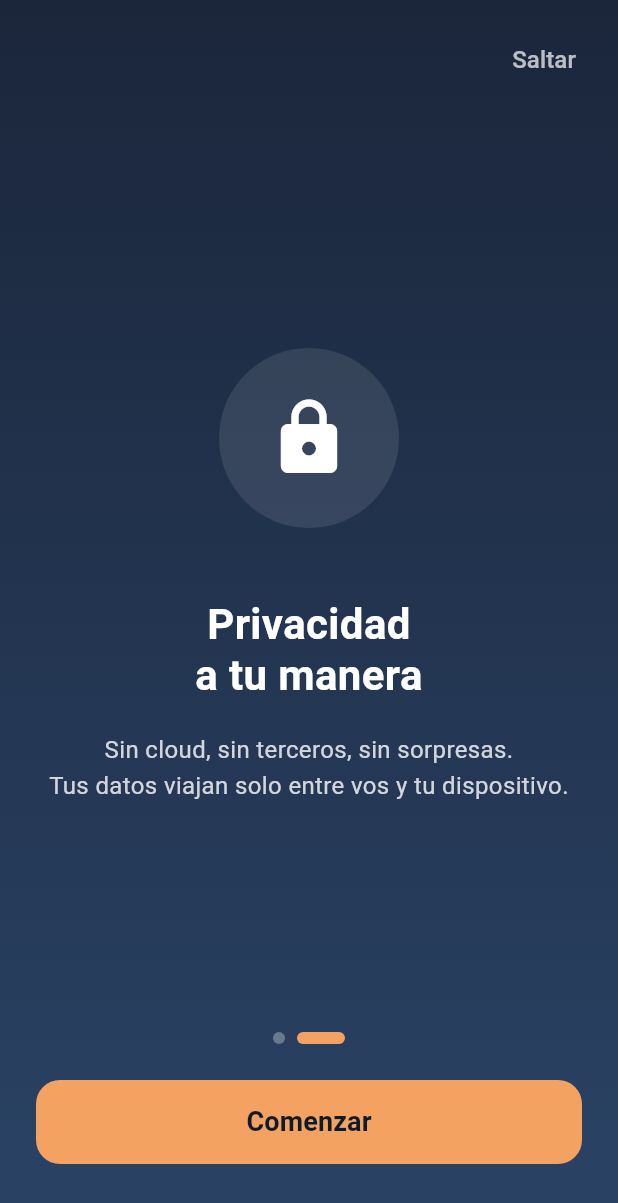
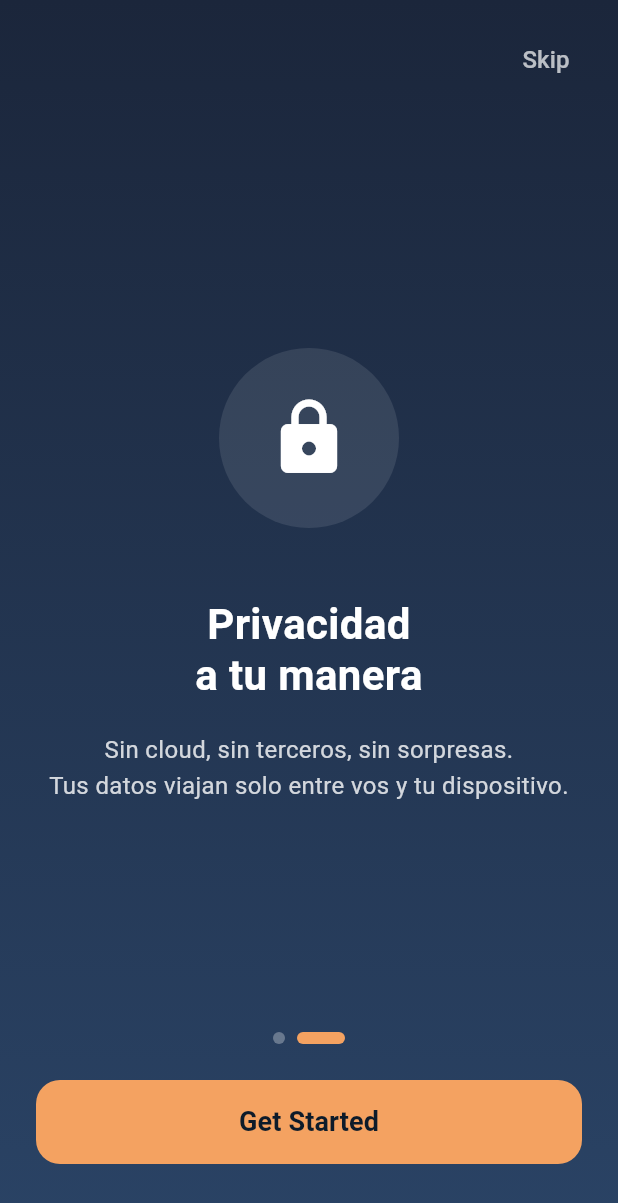
Before and after one commit to DraVoryn/arcas, a Flutter app: the screen it shows after launch, swiped to page 2, on a phone screen of 412 x 824 dp. Shown: the top 1203 px of the screen. Run offline on Flutter 3.47's test engine with Material 3 defaults, Android fonts, the light colour scheme and no system bars; our stand-ins replace drift, flutter_riverpod, flutter_secure_storage, go_router, in_app_purchase, local_auth and 1 more; accounts and stored records are empty; generated files the repository leaves out were written again.

Commit message:
Agrega localizacion a pantallas de autenticacion y navegacion
- lock_screen.dart con l10n
- onboarding_screen.dart con l10n
- pin_setup_screen.dart con l10n
- biometric_setup_screen.dart con l10n
- NavigationBar ahora usa l10n para labels
- 29 nuevas keys de traduccion

```diff
--- a/lib/auth/onboarding_screen.dart
+++ b/lib/auth/onboarding_screen.dart
@@ -2,6 +2,7 @@ import 'package:flutter/material.dart';
 import 'package:flutter_riverpod/flutter_riverpod.dart';
 import 'package:go_router/go_router.dart';
 import 'package:arcas/providers/auth_provider.dart';
+import 'package:arcas/l10n/app_localizations.dart';
 
 /// Pantalla de onboarding para nuevos usuarios.
 ///
@@ -83,6 +84,7 @@ class _OnboardingScreenState extends ConsumerState<OnboardingScreen> {
 
   @override
   Widget build(BuildContext context) {
+    final l10n = AppLocalizations.of(context)!;
     return Scaffold(
       body: Container(
         decoration: BoxDecoration(
@@ -106,7 +108,7 @@ class _OnboardingScreenState extends ConsumerState<OnboardingScreen> {
                   child: TextButton(
                     onPressed: _completeOnboarding,
                     child: Text(
-                      'Saltar',
+                      l10n.skip,
                       style: TextStyle(
                         color: Colors.white.withValues(alpha: 0.7),
                         fontSize: 16,
@@ -160,8 +162,8 @@ class _OnboardingScreenState extends ConsumerState<OnboardingScreen> {
                     ),
                     child: Text(
                       _currentPage == _slides.length - 1
-                          ? 'Comenzar'
-                          : 'Siguiente',
+                          ? l10n.getStarted
+                          : l10n.next,
                       style: const TextStyle(
                         fontSize: 18,
                         fontWeight: FontWeight.w600,
--- a/lib/l10n/app_localizations.dart
+++ b/lib/l10n/app_localizations.dart
@@ -751,6 +751,222 @@ abstract class AppLocalizations {
   /// In es, this message translates to:
   /// **'Gestionar en Tienda'**
   String get manageInStore;
+
+  /// No description provided for @appLocked.
+  ///
+  /// In es, this message translates to:
+  /// **'Arcas esta bloqueado'**
+  String get appLocked;
+
+  /// No description provided for @enterPinToContinue.
+  ///
+  /// In es, this message translates to:
+  /// **'Ingresa tu PIN para continuar'**
+  String get enterPinToContinue;
+
+  /// No description provided for @attemptsRemaining.
+  ///
+  /// In es, this message translates to:
+  /// **'Intentos restantes: {count}'**
+  String attemptsRemaining(int count);
+
+  /// No description provided for @forgotPin.
+  ///
+  /// In es, this message translates to:
+  /// **'¿Olvidaste tu PIN?'**
+  String get forgotPin;
+
+  /// No description provided for @tooManyAttempts.
+  ///
+  /// In es, this message translates to:
+  /// **'Demasiados intentos. Usa \'Olvidaste mi PIN\' para reiniciar.'**
+  String get tooManyAttempts;
+
+  /// No description provided for @fingerprint.
+  ///
+  /// In es, this message translates to:
+  /// **'Huella digital'**
+  String get fingerprint;
+
+  /// No description provided for @faceId.
+  ///
+  /// In es, this message translates to:
+  /// **'Face ID'**
+  String get faceId;
+
+  /// No description provided for @usePin.
+  ///
+  /// In es, this message translates to:
+  /// **'Usar PIN'**
+  String get usePin;
+
+  /// No description provided for @skip.
+  ///
+  /// In es, this message translates to:
+  /// **'Saltar'**
+  String get skip;
+
+  /// No description provided for @next.
+  ///
+  /// In es, this message translates to:
+  /// **'Siguiente'**
+  String get next;
+
+  /// No description provided for @getStarted.
+  ///
+  /// In es, this message translates to:
+  /// **'Comenzar'**
+  String get getStarted;
+
+  /// No description provided for @onboardingTitle1.
+  ///
+  /// In es, this message translates to:
+  /// **'Control total,\nsin complicaciones'**
+  String get onboardingTitle1;
+
+  /// No description provided for @onboardingDesc1.
+  ///
+  /// In es, this message translates to:
+  /// **'Registra tus ingresos y gastos de forma simple.\nTu informacion, solo en tu telefono.'**
+  String get onboardingDesc1;
+
+  /// No description provided for @onboardingTitle2.
+  ///
+  /// In es, this message translates to:
+  /// **'Privacidad\na tu manera'**
+  String get onboardingTitle2;
+
+  /// No description provided for @onboardingDesc2.
+  ///
+  /// In es, this message translates to:
+  /// **'Sin cloud, sin terceros, sin sorpresas.\nTus datos viajan solo entre vos y tu dispositivo.'**
+  String get onboardingDesc2;
+
+  /// No description provided for @createPin.
+  ///
+  /// In es, this message translates to:
+  /// **'Crea tu PIN'**
+  String get createPin;
+
+  /// No description provided for @confirmPin.
+  ///
+  /// In es, this message translates to:
+  /// **'Confirma tu PIN'**
+  String get confirmPin;
+
+  /// No description provided for @enterFourDigitPin.
+  ///
+  /// In es, this message translates to:
+  /// **'Ingresa un PIN de 4-6 digitos'**
+  String get enterFourDigitPin;
+
+  /// No description provided for @confirmYourPin.
+  ///
+  /// In es, this message translates to:
+  /// **'Ingresa el mismo PIN nuevamente'**
+  String get confirmYourPin;
+
+  /// No description provided for @pinProtectionHint.
+  ///
+  /// In es, this message translates to:
+  /// **'Este codigo protegera tus datos'**
+  String get pinProtectionHint;
+
+  /// No description provided for @pinsDoNotMatch.
+  ///
+  /// In es, this message translates to:
+  /// **'Los PINs no coinciden. Intenta de nuevo.'**
+  String get pinsDoNotMatch;
+
+  /// No description provided for @pinTooWeak.
+  ///
+  /// In es, this message translates to:
+  /// **'PIN muy debil'**
+  String get pinTooWeak;
+
+  /// No description provided for @pinWeakAdvice.
+  ///
+  /// In es, this message translates to:
+  /// **'Evita usar fechas o numeros consecutivos'**
+  String get pinWeakAdvice;
+
+  /// No description provided for @enableBiometric.
+  ///
+  /// In es, this message translates to:
+  /// **'Activar biometria'**
+  String get enableBiometric;
+
+  /// No description provided for @useBiometricToUnlock.
+  ///
+  /// In es, this message translates to:
+  /// **'Desbloquea Arcas con solo\ntu {biometricType}'**
+  String useBiometricToUnlock(String biometricType);
+
+  /// No description provided for @enable.
+  ///
+  /// In es, this message translates to:
+  /// **'Activar'**
+  String get enable;
+
+  /// No description provided for @forgotPinResetWarning.
+  ///
+  /// In es, this message translates to:
+  /// **'Si reinicias la app, vas a perder el PIN y toda la configuracion. Vas a tener que configurar todo de nuevo.'**
+  String get forgotPinResetWarning;
+
+  /// No description provided for @resetApp.
+  ///
+  /// In es, this message translates to:
+  /// **'Reiniciar app'**
+  String get resetApp;
+
+  /// No description provided for @biometricFaster.
+  ///
+  /// In es, this message translates to:
+  /// **'Mas rapido'**
+  String get biometricFaster;
+
+  /// No description provided for @biometricFasterDesc.
+  ///
+  /// In es, this message translates to:
+  /// **'Accede al instante'**
+  String get biometricFasterDesc;
+
+  /// No description provided for @biometricSafer.
+  ///
+  /// In es, this message translates to:
+  /// **'Mas seguro'**
+  String get biometricSafer;
+
+  /// No description provided for @biometricSaferDesc.
+  ///
+  /// In es, this message translates to:
+  /// **'Datos unicos de tu dispositivo'**
+  String get biometricSaferDesc;
+
+  /// No description provided for @biometricEasier.
+  ///
+  /// In es, this message translates to:
+  /// **'Mas facil'**
+  String get biometricEasier;
+
+  /// No description provided for @biometricEasierDesc.
+  ///
+  /// In es, this message translates to:
+  /// **'Sin recordar contrasenas'**
+  String get biometricEasierDesc;
+
+  /// No description provided for @skipForNow.
+  ///
+  /// In es, this message translates to:
+  /// **'Omitir por ahora'**
+  String get skipForNow;
+
+  /// No description provided for @biometricEnableError.
+  ///
+  /// In es, this message translates to:
+  /// **'No se pudo activar. Podes intentar mas tarde.'**
+  String get biometricEnableError;
 }
 
 class _AppLocalizationsDelegate
--- a/lib/l10n/app_localizations_en.dart
+++ b/lib/l10n/app_localizations_en.dart
@@ -338,4 +338,121 @@ class AppLocalizationsEn extends AppLocalizations {
 
   @override
   String get manageInStore => 'Manage in Store';
+
+  @override
+  String get appLocked => 'Arcas is locked';
+
+  @override
+  String get enterPinToContinue => 'Enter your PIN to continue';
+
+  @override
+  String attemptsRemaining(int count) {
+    return 'Attempts remaining: $count';
+  }
+
+  @override
+  String get forgotPin => 'Forgot your PIN?';
+
+  @override
+  String get tooManyAttempts =>
+      'Too many attempts. Use \'Forgot PIN\' to reset.';
+
+  @override
+  String get fingerprint => 'Fingerprint';
+
+  @override
+  String get faceId => 'Face ID';
+
+  @override
+  String get usePin => 'Use PIN';
+
+  @override
+  String get skip => 'Skip';
+
+  @override
+  String get next => 'Next';
+
+  @override
+  String get getStarted => 'Get Started';
+
+  @override
+  String get onboardingTitle1 => 'Full control,\nno complications';
+
+  @override
+  String get onboardingDesc1 =>
+      'Record your income and expenses easily.\nYour info, only on your phone.';
+
+  @override
+  String get onboardingTitle2 => 'Privacy\non your terms';
+
+  @override
+  String get onboardingDesc2 =>
+      'No cloud, no third parties, no surprises.\nYour data travels only between you and your device.';
+
+  @override
+  String get createPin => 'Create your PIN';
+
+  @override
+  String get confirmPin => 'Confirm your PIN';
+
+  @override
+  String get enterFourDigitPin => 'Enter a 4-6 digit PIN';
+
+  @override
+  String get confirmYourPin => 'Enter the same PIN again';
+
+  @override
+  String get pinProtectionHint => 'This code will protect your data';
+
+  @override
+  String get pinsDoNotMatch => 'PINs don\'t match. Try again.';
+
+  @override
+  String get pinTooWeak => 'PIN too weak';
+
+  @override
+  String get pinWeakAdvice => 'Avoid using dates or consecutive numbers';
+
+  @override
+  String get enableBiometric => 'Enable biometrics';
+
+  @override
+  String useBiometricToUnlock(String biometricType) {
+    return 'Unlock Arcas with just\nyour $biometricType';
+  }
+
+  @override
+  String get enable => 'Enable';
+
+  @override
+  String get forgotPinResetWarning =>
+      'If you reset the app, you\'ll lose the PIN and all configuration. You\'ll have to set everything up again.';
+
+  @override
+  String get resetApp => 'Reset app';
+
+  @override
+  String get biometricFaster => 'Faster';
+
+  @override
+  String get biometricFasterDesc => 'Access instantly';
+
+  @override
+  String get biometricSafer => 'Safer';
+
+  @override
+  String get biometricSaferDesc => 'Unique data from your device';
+
+  @override
+  String get biometricEasier => 'Easier';
+
+  @override
+  String get biometricEasierDesc => 'No passwords to remember';
+
+  @override
+  String get skipForNow => 'Skip for now';
+
+  @override
+  String get biometricEnableError =>
+      'Could not enable. You can try again later.';
 }
--- a/lib/l10n/app_localizations_es.dart
+++ b/lib/l10n/app_localizations_es.dart
@@ -337,4 +337,121 @@ class AppLocalizationsEs extends AppLocalizations {
 
   @override
   String get manageInStore => 'Gestionar en Tienda';
+
+  @override
+  String get appLocked => 'Arcas esta bloqueado';
+
+  @override
+  String get enterPinToContinue => 'Ingresa tu PIN para continuar';
+
+  @override
+  String attemptsRemaining(int count) {
+    return 'Intentos restantes: $count';
+  }
+
+  @override
+  String get forgotPin => '¿Olvidaste tu PIN?';
+
+  @override
+  String get tooManyAttempts =>
+      'Demasiados intentos. Usa \'Olvidaste mi PIN\' para reiniciar.';
+
+  @override
+  String get fingerprint => 'Huella digital';
+
+  @override
+  String get faceId => 'Face ID';
+
+  @override
+  String get usePin => 'Usar PIN';
+
+  @override
+  String get skip => 'Saltar';
+
+  @override
+  String get next => 'Siguiente';
+
+  @override
+  String get getStarted => 'Comenzar';
+
+  @override
+  String get onboardingTitle1 => 'Control total,\nsin complicaciones';
+
+  @override
+  String get onboardingDesc1 =>
+      'Registra tus ingresos y gastos de forma simple.\nTu informacion, solo en tu telefono.';
+
+  @override
+  String get onboardingTitle2 => 'Privacidad\na tu manera';
+
+  @override
+  String get onboardingDesc2 =>
+      'Sin cloud, sin terceros, sin sorpresas.\nTus datos viajan solo entre vos y tu dispositivo.';
+
+  @override
+  String get createPin => 'Crea tu PIN';
+
+  @override
+  String get confirmPin => 'Confirma tu PIN';
+
+  @override
+  String get enterFourDigitPin => 'Ingresa un PIN de 4-6 digitos';
+
+  @override
+  String get confirmYourPin => 'Ingresa el mismo PIN nuevamente';
+
+  @override
+  String get pinProtectionHint => 'Este codigo protegera tus datos';
+
+  @override
+  String get pinsDoNotMatch => 'Los PINs no coinciden. Intenta de nuevo.';
+
+  @override
+  String get pinTooWeak => 'PIN muy debil';
+
+  @override
+  String get pinWeakAdvice => 'Evita usar fechas o numeros consecutivos';
+
+  @override
+  String get enableBiometric => 'Activar biometria';
+
+  @override
+  String useBiometricToUnlock(String biometricType) {
+    return 'Desbloquea Arcas con solo\ntu $biometricType';
+  }
+
+  @override
+  String get enable => 'Activar';
+
+  @override
+  String get forgotPinResetWarning =>
+      'Si reinicias la app, vas a perder el PIN y toda la configuracion. Vas a tener que configurar todo de nuevo.';
+
+  @override
+  String get resetApp => 'Reiniciar app';
+
+  @override
+  String get biometricFaster => 'Mas rapido';
+
+  @override
+  String get biometricFasterDesc => 'Accede al instante';
+
+  @override
+  String get biometricSafer => 'Mas seguro';
+
+  @override
+  String get biometricSaferDesc => 'Datos unicos de tu dispositivo';
+
+  @override
+  String get biometricEasier => 'Mas facil';
+
+  @override
+  String get biometricEasierDesc => 'Sin recordar contrasenas';
+
+  @override
+  String get skipForNow => 'Omitir por ahora';
+
+  @override
+  String get biometricEnableError =>
+      'No se pudo activar. Podes intentar mas tarde.';
 }
```
Also changed, not shown: lib/auth/biometric_setup_screen.dart (+16 -13 lines), lib/auth/lock_screen.dart (+21 -21 lines), lib/auth/pin_setup_screen.dart (+7 -4 lines), lib/core/router/app_router.dart (+15 -13 lines), lib/l10n/app_en.arb (+52 -1 lines), lib/l10n/app_es.arb (+52 -1 lines).
